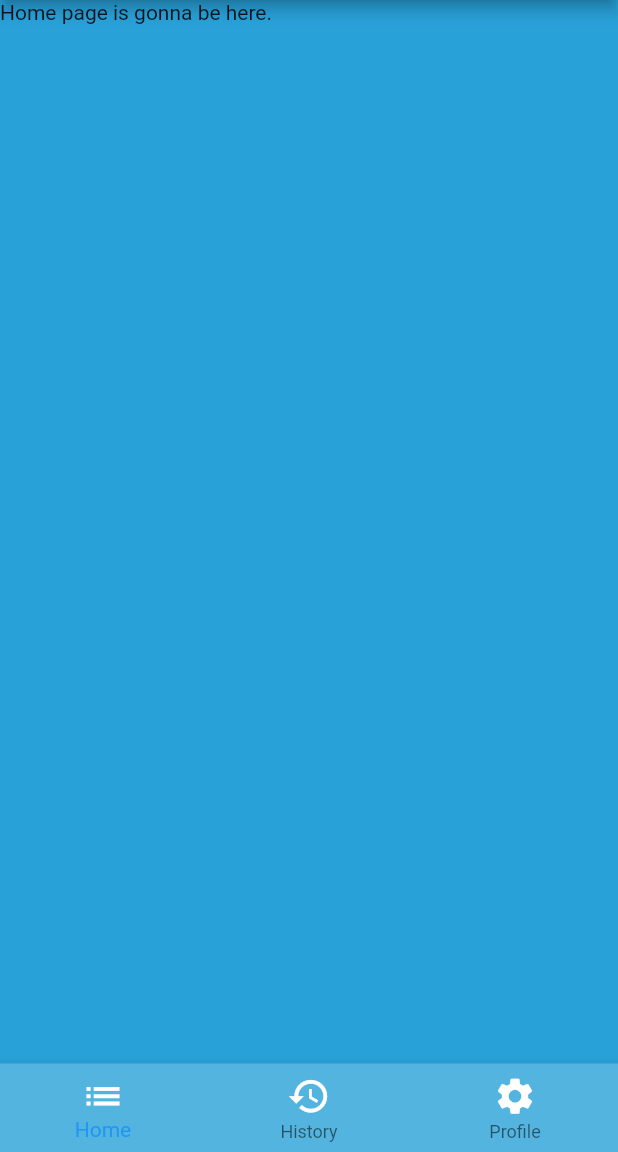
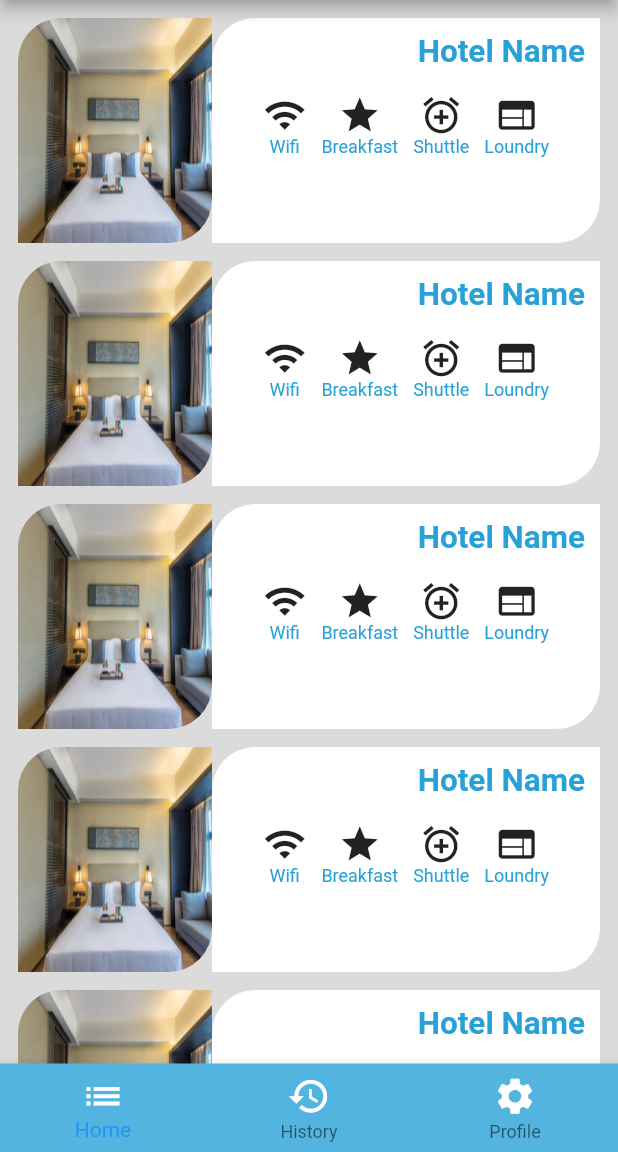
Before and after one commit to HPaulos/project-x, a Flutter app: the Home screen opened by its route, on a phone screen of 412 x 824 dp, the part 84-1236 px from its top. Run offline on Flutter 3.47's test engine with Material 2 defaults, Android fonts, the phone set to English and light mode, and no system bars.

Commit message:
hotel card added

```diff
--- a/lib/pages/home.dart
+++ b/lib/pages/home.dart
@@ -1,3 +1,4 @@
+import 'package:booker/widget/hotel.dart';
 import 'package:flutter/material.dart';
 import 'package:flutter/widgets.dart';
 
@@ -5,8 +6,26 @@ class Home extends StatelessWidget {
   @override
   Widget build(BuildContext context) {
     return Scaffold(
-        backgroundColor: Color(0xFF28A1D8),
-        body: Text("Home page is gonna be here."),
+        backgroundColor: Color(0xFFdbdbdb),
+        body: Container(
+          child: ListView(
+            scrollDirection: Axis.vertical,
+            children: <Widget>[
+              Hotel(),
+              Hotel(),
+              Hotel(),
+              Hotel(),
+              Hotel(),
+              Hotel(),
+              Hotel(),
+              Hotel(),
+              Hotel(),
+              Hotel(),
+              Hotel(),
+              Hotel()
+            ],
+          ),
+        ),
         appBar: AppBar(
           title: Center(
             child: Text(
--- /dev/null
+++ b/lib/widget/hotel.dart
@@ -0,0 +1,144 @@
+import 'package:flutter/cupertino.dart';
+import 'package:flutter/material.dart';
+class Hotel extends StatelessWidget {
+  @override
+  Widget build(BuildContext context) {
+    return Padding(
+      padding: EdgeInsets.only(top: 12, right: 12, left: 12),
+      child: Container(
+        alignment: Alignment.center,
+        child: Row(
+          children: <Widget>[
+            Expanded(
+              flex: 1,
+              child: Container(
+                child: Padding(
+                  padding: const EdgeInsets.only(right: 12),
+                ),
+                height: 150,
+                decoration: BoxDecoration(
+                    borderRadius: BorderRadius.only(
+                        bottomRight: Radius.circular(29),
+                        topLeft: Radius.circular(29)),
+                    image: DecorationImage(
+                        fit: BoxFit.fill,
+                        image: AssetImage("assets/images/room.jpg"),
+                        repeat: ImageRepeat.noRepeat)),
+              ),
+            ),
+            Expanded(
+              flex: 2,
+              child: Container(
+                alignment: Alignment.topCenter,
+                height: 150,
+                child: Column(
+                  children: <Widget>[
+                    Row(
+                      mainAxisAlignment: MainAxisAlignment.end,
+                      children: <Widget>[
+                        Padding(
+                          padding: const EdgeInsets.only(
+                              top: 10, left: 10, right: 10, bottom: 10),
+                          child: Text(
+                            "Hotel Name",
+                            style: TextStyle(
+                                fontSize: 21,
+                                color: Color(0xFF28A1D8),
+                                fontWeight: FontWeight.bold),
+                          ),
+                        ),
+                      ],
+                    ),
+                    Row(
+                      mainAxisAlignment: MainAxisAlignment.center,
+                      children: <Widget>[
+                        Padding(
+                          padding: const EdgeInsets.all(5.0),
+                          child: Column(
+                            children: <Widget>[
+                              Icon(
+                                Icons.wifi,
+                                size: 29,
+                              ),
+                              Text(
+                                "Wifi",
+                                style: TextStyle(
+                                  fontSize: 12,
+                                  color: Color(0xFF28A1D8),
+                                ),
+                              )
+                            ],
+                          ),
+                        ),
+                        Padding(
+                          padding: const EdgeInsets.all(5.0),
+                          child: Column(
+                            children: <Widget>[
+                              Icon(
+                                Icons.star,
+                                size: 29,
+                              ),
+                              Text(
+                                "Breakfast",
+                                style: TextStyle(
+                                  fontSize: 12,
+                                  color: Color(0xFF28A1D8),
+                                ),
+                              )
+                            ],
+                          ),
+                        ),
+                        Padding(
+                          padding: const EdgeInsets.all(5.0),
+                          child: Column(
+                            children: <Widget>[
+                              Icon(
+                                Icons.add_alarm,
+                                size: 29,
+                              ),
+                              Text(
+                                "Shuttle",
+                                style: TextStyle(
+                                  fontSize: 12,
+                                  color: Color(0xFF28A1D8),
+                                ),
+                              )
+                            ],
+                          ),
+                        ),
+                        Padding(
+                          padding: const EdgeInsets.all(5.0),
+                          child: Column(
+                            children: <Widget>[
+                              Icon(
+                                Icons.web,
+                                size: 29,
+                              ),
+                              Text(
+                                "Loundry",
+                                style: TextStyle(
+                                  fontSize: 12,
+                                  color: Color(0xFF28A1D8),
+                                ),
+                              )
+                            ],
+                          ),
+                        )
+                      ],
+                    )
+                  ],
+                ),
+                decoration: BoxDecoration(
+                    color: Colors.white,
+                    borderRadius: BorderRadius.only(
+                      topLeft: Radius.circular(29),
+                      bottomRight: Radius.circular(29),
+                    )),
+              ),
+            )
+          ],
+        ),
+      ),
+    );
+  }
+}
--- a/pubspec.yaml
+++ b/pubspec.yaml
@@ -30,18 +30,19 @@ dev_dependencies:
 
 # The following section is specific to Flutter.
 flutter:
+
   # The following line ensures that the Material Icons font is
   # included with your application, so that you can use the icons in
   # the material Icons class.
   uses-material-design: true
-
   # To add assets to your application, add an assets section, like this:
   # assets:
   #  - images/a_dot_burr.jpeg
   #  - images/a_dot_ham.jpeg
   assets:
     - assets/images/
-  # An image asset can refer to one or more resolution-specific "variants", see
+
+ # An image asset can refer to one or more resolution-specific "variants", see
   # https://flutter.dev/assets-and-images/#resolution-aware.
   # For details regarding adding assets from package dependencies, see
   # https://flutter.dev/assets-and-images/#from-packages
```
Also changed, not shown: assets/images/bed-2.png (deleted), assets/images/bed-room.png (deleted), assets/images/bed.jpg (deleted), assets/images/room.jpg (added).
